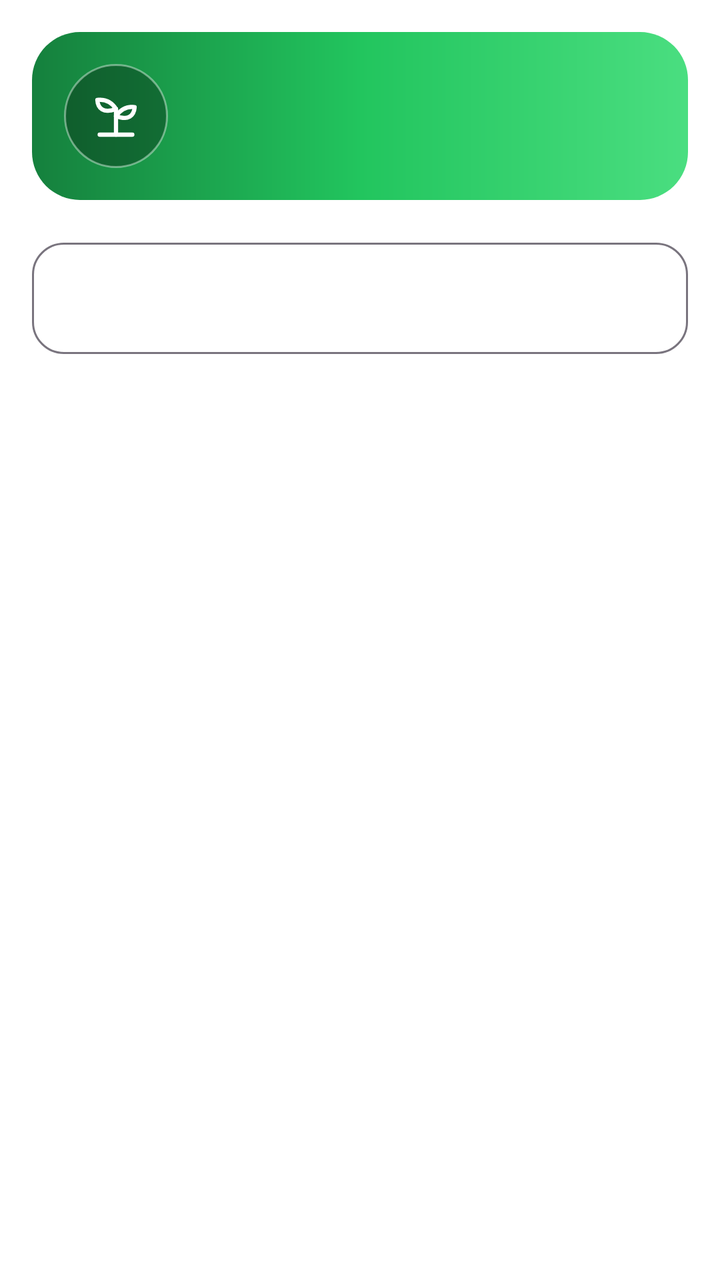
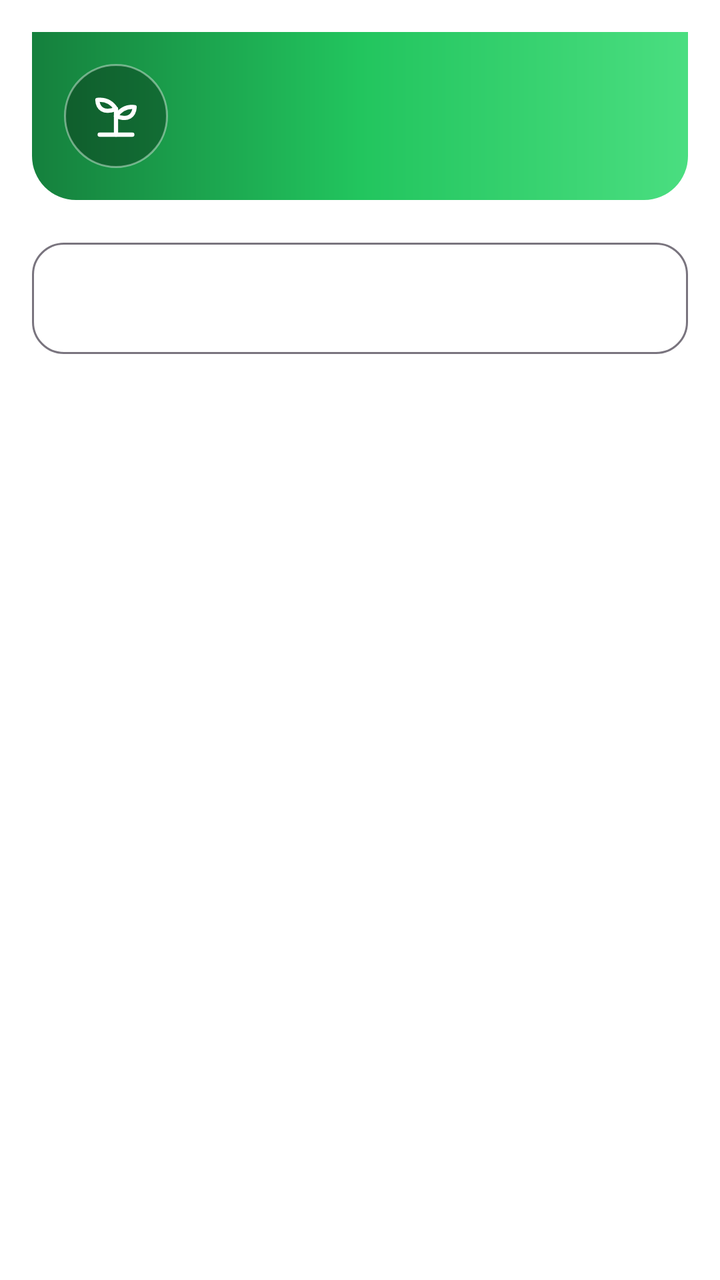

An Android layout rendered at two revisions. The XML below is the earlier revision; the diff shows what the commit changed to produce the second picture.
<!-- AndroidManifest.xml: application theme Theme.PlantDiseases -->
<!-- res/layout/dialog_gradient_input.xml -->
<?xml version="1.0" encoding="utf-8"?>
<LinearLayout xmlns:android="http://schemas.android.com/apk/res/android"
    xmlns:app="http://schemas.android.com/apk/res-auto"
    android:layout_width="match_parent"
    android:layout_height="wrap_content"
    android:orientation="vertical">

    
    <LinearLayout
        android:layout_width="match_parent"
        android:layout_height="wrap_content"
        android:orientation="horizontal"
        android:gravity="center_vertical"
        android:padding="@dimen/space_lg"
        android:layout_marginHorizontal="@dimen/space_lg"
        android:layout_marginTop="@dimen/space_lg"
        android:background="@drawable/bg_garden_hero">

        <FrameLayout
            android:layout_width="52dp"
            android:layout_height="52dp"
            android:background="@drawable/bg_circle_semi">

            <ImageView
                android:id="@+id/iv_dialog_icon"
                android:layout_width="28dp"
                android:layout_height="28dp"
                android:layout_gravity="center"
                android:contentDescription="@null"
                android:src="@drawable/ic_garden"
                app:tint="@color/on_primary" />

        </FrameLayout>

        <TextView
            android:id="@+id/tv_dialog_title"
            android:layout_width="0dp"
            android:layout_height="wrap_content"
            android:layout_weight="1"
            android:layout_marginStart="@dimen/space_md"
            android:textSize="20sp"
            android:textColor="@color/on_primary"
            android:fontFamily="sans-serif-medium" />

    </LinearLayout>

    
    <com.google.android.material.textfield.TextInputLayout
        android:id="@+id/til_dialog_input"
        style="@style/Widget.Material3.TextInputLayout.OutlinedBox"
        android:layout_width="match_parent"
        android:layout_height="wrap_content"
        android:layout_marginHorizontal="@dimen/space_lg"
        android:layout_marginTop="@dimen/space_lg"
        app:boxCornerRadiusTopStart="@dimen/radius_md"
        app:boxCornerRadiusTopEnd="@dimen/radius_md"
        app:boxCornerRadiusBottomStart="@dimen/radius_md"
        app:boxCornerRadiusBottomEnd="@dimen/radius_md">

        <com.google.android.material.textfield.TextInputEditText
            android:id="@+id/et_dialog_input"
            android:layout_width="match_parent"
            android:layout_height="wrap_content" />

    </com.google.android.material.textfield.TextInputLayout>

</LinearLayout>
<!-- resources referenced by this layout -->
<resources>
  <color name="on_primary">#FFFFFF</color>
  <dimen name="radius_md">16dp</dimen>
  <dimen name="space_lg">16dp</dimen>
  <dimen name="space_md">12dp</dimen>
  <!-- drawable bg_circle_semi (drawable) -->
  <?xml version="1.0" encoding="utf-8"?>
  <shape xmlns:android="http://schemas.android.com/apk/res/android" android:shape="oval">
      <solid android:color="@color/glass_dark_scrim_strong" />
      <stroke
          android:width="@dimen/glass_stroke_width"
          android:color="@color/glass_stroke_strong" />
  </shape>
  <!-- drawable bg_garden_hero (drawable) -->
  <?xml version="1.0" encoding="utf-8"?>
  <shape xmlns:android="http://schemas.android.com/apk/res/android"
      android:shape="rectangle">
      <gradient
          android:type="linear"
          android:angle="0"
          android:startColor="@color/hero_gradient_start"
          android:centerColor="@color/hero_gradient_mid"
          android:endColor="@color/hero_gradient_end" />
      <corners android:radius="24dp" />
  </shape>
  <color name="glass_dark_scrim_strong">#4D000000</color>
  <dimen name="glass_stroke_width">1dp</dimen>
  <color name="glass_stroke_strong">#66FFFFFF</color>
  <color name="hero_gradient_start">#15803D</color>
  <color name="hero_gradient_mid">#22C55E</color>
  <color name="hero_gradient_end">#4ADE80</color>
  <color name="primary">#16A34A</color>
  <color name="primary_dark">#15803D</color>
  <color name="primary_light">#DCFCE7</color>
  <color name="secondary">#4ADE80</color>
  <color name="on_secondary">#052E16</color>
  <color name="background">#FFFFFF</color>
  <color name="surface">#FFFFFF</color>
  <color name="surface_variant">#F0FDF4</color>
  <color name="on_surface">#052E16</color>
  <color name="on_surface_secondary">#4B5563</color>
  <color name="surface_container_low">#F4FBF6</color>
  <color name="surface_container">#ECF7F0</color>
  <style name="App.Button.Filled" parent="Widget.Material3.Button">
          <item name="backgroundTint">@color/primary</item>
          <item name="android:textColor">@color/on_primary</item>
          <item name="rippleColor">@color/primary_dark</item>
          <item name="shapeAppearanceOverlay">@style/ShapeAppearance.App.Button</item>
          <item name="android:minHeight">48dp</item>
          <item name="android:paddingHorizontal">@dimen/space_2xl</item>
          <item name="android:textSize">@dimen/text_body</item>
          <item name="android:fontFamily">sans-serif-medium</item>
          <item name="android:letterSpacing">0.01</item>
          <item name="iconTint">@color/on_primary</item>
          <item name="elevation">0dp</item>
      </style>
  <style name="App.FAB" parent="Widget.Material3.FloatingActionButton.Primary">
          <item name="backgroundTint">@color/primary</item>
          <item name="tint">@color/on_primary</item>
          <item name="rippleColor">@color/primary_dark</item>
          <item name="elevation">6dp</item>
          <item name="hoveredFocusedTranslationZ">8dp</item>
          <item name="pressedTranslationZ">10dp</item>
      </style>
  <style name="App.FAB.Extended" parent="Widget.Material3.ExtendedFloatingActionButton.Primary">
          <item name="backgroundTint">@color/primary</item>
          <item name="iconTint">@color/on_primary</item>
          <item name="android:textColor">@color/on_primary</item>
          <item name="rippleColor">@color/primary_dark</item>
          <item name="elevation">6dp</item>
          <item name="android:fontFamily">sans-serif-medium</item>
          <item name="android:letterSpacing">0.02</item>
      </style>
  <style name="ShapeAppearance.App.Button" parent="ShapeAppearance.Material3.Corner.Large">
          <item name="cornerSize">24dp</item>
      </style>
  <dimen name="space_2xl">24dp</dimen>
  <dimen name="text_body">14sp</dimen>
  <!-- unchanged entries left out for length: 2 -->
</resources>

<!-- the commit's change to res/layout/dialog_gradient_input.xml (unified diff, before → after) -->
@@ -28,7 +28,7 @@
                 android:layout_gravity="center"
                 android:contentDescription="@null"
                 android:src="@drawable/ic_garden"
-                app:tint="@color/on_primary" />
+                app:tint="@color/on_hero" />
 
         </FrameLayout>
 
@@ -39,7 +39,7 @@
             android:layout_weight="1"
             android:layout_marginStart="@dimen/space_md"
             android:textSize="20sp"
-            android:textColor="@color/on_primary"
+            android:textColor="@color/on_hero"
             android:fontFamily="sans-serif-medium" />
 
     </LinearLayout>
<!-- resource entries referenced after the edit -->
@@ -1,5 +1,6 @@
 <!-- resources referenced by this layout -->
 <resources>
+  <color name="on_hero">#FFFFFF</color>
   <color name="on_primary">#FFFFFF</color>
   <dimen name="radius_md">16dp</dimen>
   <dimen name="space_lg">16dp</dimen>
@@ -22,7 +23,11 @@
           android:startColor="@color/hero_gradient_start"
           android:centerColor="@color/hero_gradient_mid"
           android:endColor="@color/hero_gradient_end" />
-      <corners android:radius="24dp" />
+      <corners
+          android:topLeftRadius="0dp"
+          android:topRightRadius="0dp"
+          android:bottomLeftRadius="@dimen/radius_lg"
+          android:bottomRightRadius="@dimen/radius_lg" />
   </shape>
   <color name="glass_dark_scrim_strong">#4D000000</color>
   <dimen name="glass_stroke_width">1dp</dimen>
@@ -30,6 +35,7 @@
   <color name="hero_gradient_start">#15803D</color>
   <color name="hero_gradient_mid">#22C55E</color>
   <color name="hero_gradient_end">#4ADE80</color>
+  <dimen name="radius_lg">22dp</dimen>
   <color name="primary">#16A34A</color>
   <color name="primary_dark">#15803D</color>
   <color name="primary_light">#DCFCE7</color>
